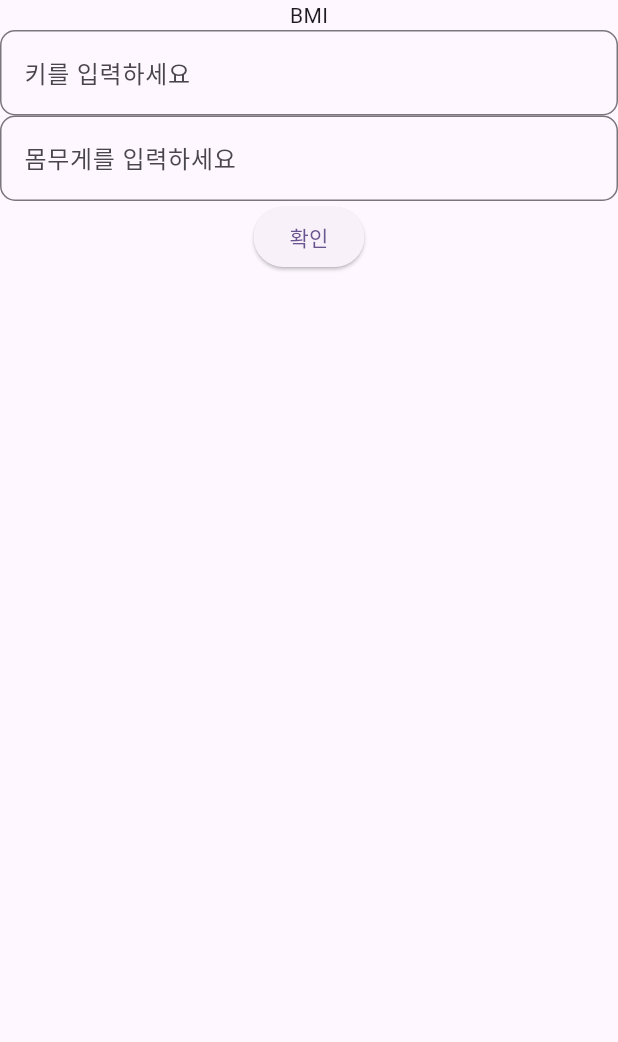
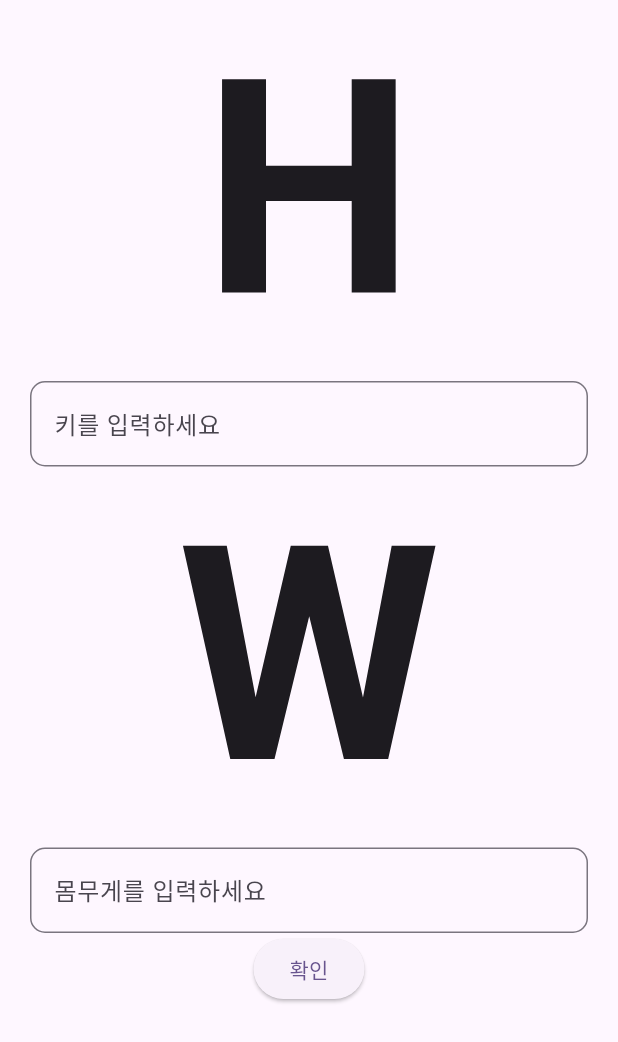
Before and after one commit to Jungin1020/Flutter_Codelabs, a Flutter app: the screen it shows after launch, on a phone screen of 412 x 824 dp. Shown: the top 1042 px of the screen. Run offline on Flutter 3.47's test engine with Material 3 defaults, Android fonts, the light colour scheme and no system bars; our stand-ins replace flutter_riverpod, riverpod_annotation; generated files the repository leaves out were written again; Roboto replaces fonts that are missing (Pretendard); project files that could hold a hidden picture were left out.

Commit message:
[FEAT] Add Text Theme

```diff
--- a/lib/main.dart
+++ b/lib/main.dart
@@ -16,6 +16,20 @@ class MyApp extends StatelessWidget {
       title: 'Flutter Demo',
       theme: ThemeData(
         colorScheme: ColorScheme.fromSeed(seedColor: Colors.deepPurple),
+        textTheme: const TextTheme(
+          titleLarge: TextStyle(
+              fontSize: 200,
+              fontFamily: 'Pretendard',
+              fontWeight: FontWeight.bold),
+          bodyMedium: TextStyle(
+              fontSize: 72,
+              fontFamily: 'Pretendard',
+              fontWeight: FontWeight.bold),
+          bodySmall: TextStyle(
+              fontSize: 20,
+              fontFamily: 'Pretendard',
+              fontWeight: FontWeight.normal),
+        ),
         useMaterial3: true,
       ),
       home: const HomeScreen(),
--- a/lib/screens/home_screen.dart
+++ b/lib/screens/home_screen.dart
@@ -8,11 +8,11 @@ import '../shared/textfields.dart';
 class HomeScreen extends ConsumerWidget {
   const HomeScreen({super.key});
 
-  void _showDialog(BuildContext context) {
+  void _showDialog(BuildContext context, double bmi) {
     showDialog(
       context: context,
       builder: (context) {
-        return CustomDialog();
+        return CustomDialog(bmi: bmi);
       },
     );
   }
@@ -27,9 +27,15 @@ class HomeScreen extends ConsumerWidget {
 
     return SafeArea(
       child: Scaffold(
-        body: Column(
+        body: Padding(
+          padding: const EdgeInsets.symmetric(horizontal: 20.0),
+          child: Column(
             children: [
-            const Text('BMI'),
+              // const Text('BMI'),
+              Text(
+                'H',
+                style: Theme.of(context).textTheme.titleLarge,
+              ),
               RoundedTextFormField(
                 hintText: '키를 입력하세요',
                 controller: heightController,
@@ -38,6 +44,10 @@ class HomeScreen extends ConsumerWidget {
                       .read(userNotifierProvider.notifier)
                       .updateHeight(double.parse(height));
                 },
+              ),
+              Text(
+                'W',
+                style: Theme.of(context).textTheme.titleLarge,
               ),
               RoundedTextFormField(
                 hintText: '몸무게를 입력하세요',
@@ -50,7 +60,7 @@ class HomeScreen extends ConsumerWidget {
               ),
               ElevatedButton(
                 onPressed: () {
-                _showDialog(context);
+                  _showDialog(context, bmi);
                 },
                 child: const Text('확인'),
               ),
@@ -58,6 +68,7 @@ class HomeScreen extends ConsumerWidget {
             ],
           ),
         ),
+      ),
     );
   }
 }
```
Also changed, not shown: lib/shared/buttons.dart (added, +19 -0 lines), lib/shared/dialogs.dart (+26 -4 lines), pubspec.yaml (+8 -0 lines), assets/Pretendard-Thin.otf (added), 8 other files. Lines whose indentation alone changed are shown as unchanged.
